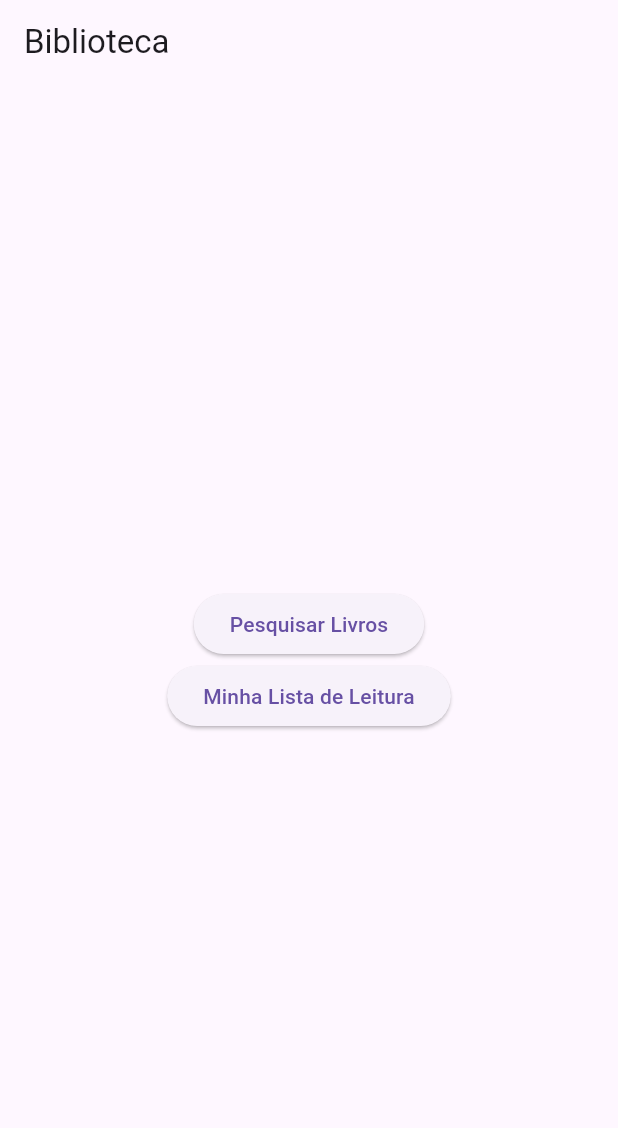
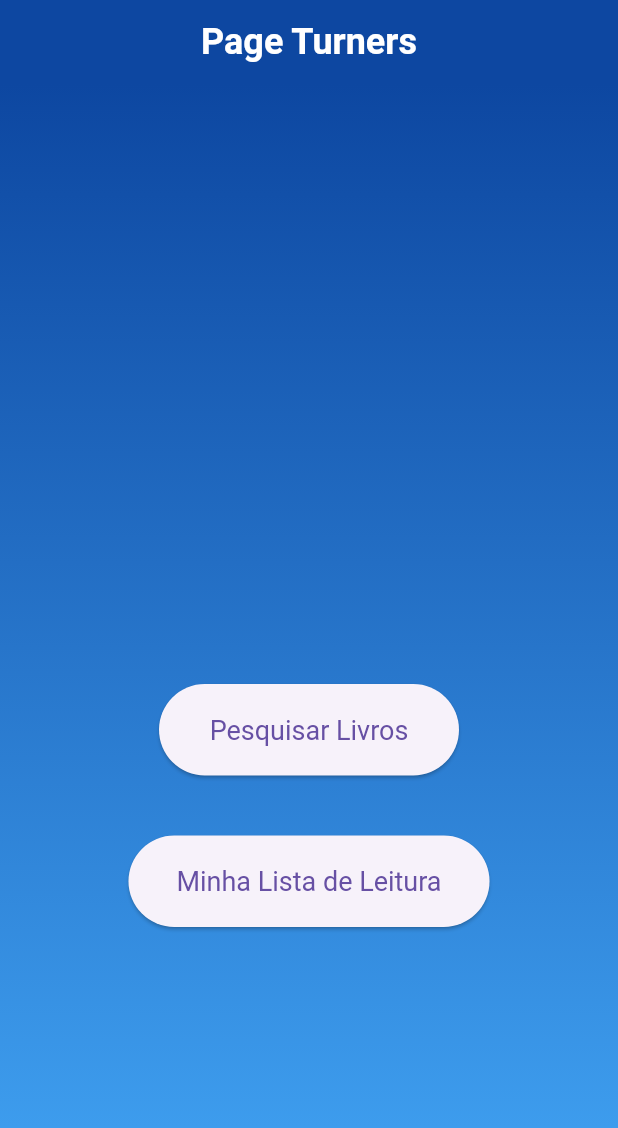
Before and after one commit to eduardonicioli/list_book, a Flutter app: the screen it shows after launch, on a phone screen of 412 x 824 dp. Shown: the top 1128 px of the screen. Run offline on Flutter 3.47's test engine with Material 3 defaults, Android fonts, the phone set to English and light mode, and no system bars; our stand-ins replace sqflite, sqflite_common_ffi; accounts and stored records are empty.

Commit message:
update tela_iniciar.dart

```diff
--- a/lib/pages/tela_inicial.dart
+++ b/lib/pages/tela_inicial.dart
@@ -7,26 +7,57 @@ class TelaInicial extends StatelessWidget {
   Widget build(BuildContext context) {
     return Scaffold(
       appBar: AppBar(
-        title: const Text('Biblioteca'),
+        backgroundColor: const Color(0xFF0D47A1),
+        title: const Text('Page Turners', style: TextStyle(
+          fontFamily: 'Roboto',
+          fontSize: 24,
+          fontWeight: FontWeight.bold,
+          color: Colors.white,
+        ),),
+        centerTitle: true,
       ),
-      body: Center(
+      body: Container(
+        decoration: const BoxDecoration(
+          gradient: LinearGradient(
+            begin: Alignment.topCenter,
+            end: Alignment.bottomCenter,
+            colors: [
+              Color(0xFF0D47A1), // Azul escuro
+              Color(0xFF42A5F5), // Azul claro
+            ],
+          ),
+        ),
+        child: Center(
           child: Column(
-          mainAxisAlignment: MainAxisAlignment.center,
+            mainAxisAlignment: MainAxisAlignment.start,
             children: [
+              const SizedBox(height: 400),
               ElevatedButton(
                 onPressed: () {
                   Navigator.pushNamed(context, '/pesquisaLivros');
                 },
+                style: ElevatedButton.styleFrom(
+                  minimumSize: const Size(200, 60),
+                  padding: const EdgeInsets.symmetric(vertical: 20, horizontal: 32),
+                  textStyle: const TextStyle(fontSize: 18),
+                ),
                 child: const Text('Pesquisar Livros'),
               ),
+              const SizedBox(height: 40),
               ElevatedButton(
                 onPressed: () {
                   Navigator.pushNamed(context, '/listaLeitura');
                 },
+                style: ElevatedButton.styleFrom(
+                  minimumSize: const Size(200, 60), // Largura e altura dos botões
+                  padding: const EdgeInsets.symmetric(vertical: 20, horizontal: 32),
+                  textStyle: const TextStyle(fontSize: 18), // Tamanho da fonte
+                ),
                 child: const Text('Minha Lista de Leitura'),
               ),
             ],
           ),
+        )
       ),
     );
   }
```
Lines whose indentation alone changed are shown as unchanged.
